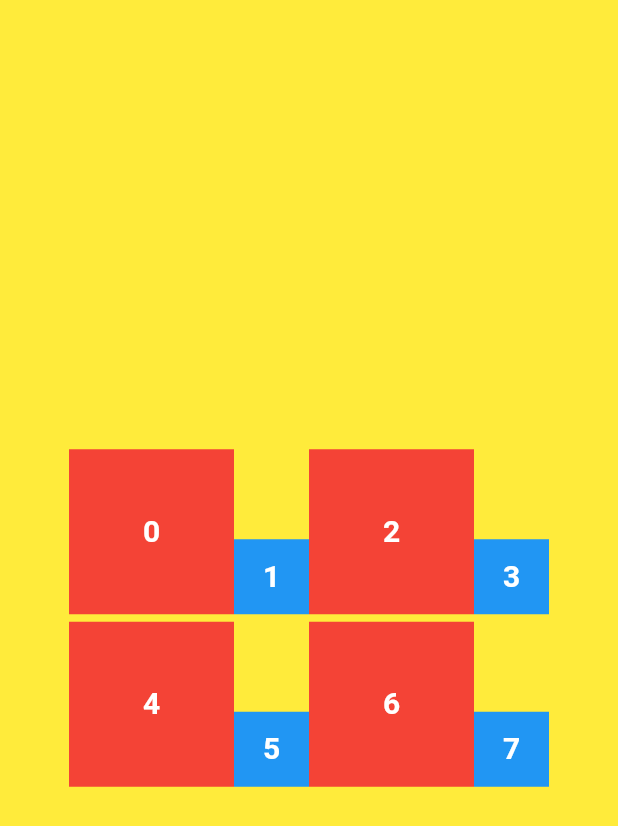
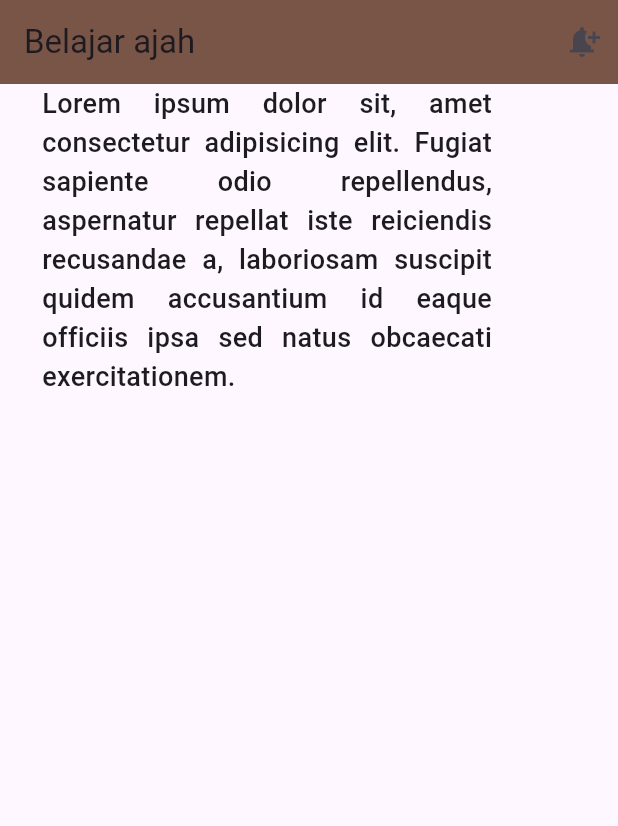
Before and after one commit to paijo-multiverse/belajar-flutter, a Flutter app: the screen it shows after launch, on a phone screen of 412 x 824 dp. Shown: the top 826 px of the screen. Run offline on Flutter 3.47's test engine with Material 3 defaults, Android fonts, the phone set to English and light mode, and no system bars; our stand-ins replace convex_bottom_bar.

Commit message:
selesai belajar tentang alignment pada sebuah elemento

```diff
--- a/lib/main.dart
+++ b/lib/main.dart
@@ -1,4 +1,4 @@
-import 'package:belajar/widget_wrap_14.dart';
+import 'package:belajar/text_alignment.dart';
 import 'package:flutter/material.dart';
 
 void main() => runApp(const MyApp());
@@ -10,7 +10,7 @@ class MyApp extends StatelessWidget {
   Widget build(BuildContext context) {
     return const MaterialApp(
       debugShowCheckedModeBanner: false,
-      home: BelajarWidgetWrap(),
+      home: BelajarTextAlignment(),
     );
   }
 }
--- /dev/null
+++ b/lib/text_alignment.dart
@@ -0,0 +1,40 @@
+import 'package:flutter/material.dart';
+
+class BelajarTextAlignment extends StatelessWidget {
+  const BelajarTextAlignment({super.key});
+
+  @override
+  Widget build(BuildContext context) {
+    return Scaffold(
+      appBar: AppBar(
+        title: const Text('Belajar ajah'),
+        backgroundColor: Colors.brown,
+        actions: [
+          IconButton(onPressed: () {}, icon: const Icon(Icons.notification_add))
+        ],
+      ),
+      body: Align(
+        // untuk mengatur posisi
+        // alignment: Alignment.topLeft,
+        // alignment: Alignment.topRight,
+        // alignment: Alignment.topCenter,
+        // alignment: Alignment.center,
+        // alignment: Alignment.bottomLeft,
+        // alignment: Alignment.bottomRight,
+        // alignment: Alignment.bottomCenter,
+
+        // atur ukuran alignment sendiri
+        alignment: Alignment(-0.5,-1),
+
+        child: SizedBox(
+          width: 300,
+          child: Text(
+            'Lorem ipsum dolor sit, amet consectetur adipisicing elit. Fugiat sapiente odio repellendus, aspernatur repellat iste reiciendis recusandae a, laboriosam suscipit quidem accusantium id eaque officiis ipsa sed natus obcaecati exercitationem.',
+            style: TextStyle(fontSize: 18, fontWeight: FontWeight.w500),
+            textAlign: TextAlign.justify,
+          ),
+        ),
+      ),
+    );
+  }
+}
```
Also changed, not shown: 1 other file.
